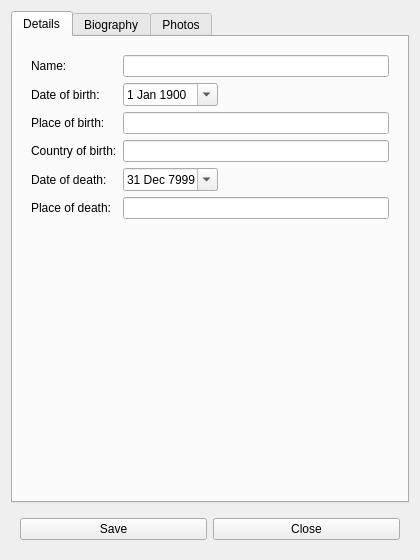
The window that gui/dialogpersondetails.ui (martinvanzijl/genealogy-maker) describes before a commit, drawn with Qt 5.
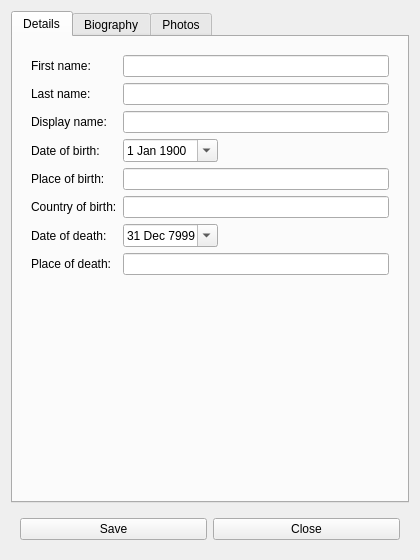
The same window after the commit. The open tabs and pages were chosen to show the change.

Commit message: Use display name, first name and last name (WIP). [Issue #23]

What changed in the file:
```diff
--- a/gui/dialogpersondetails.ui
+++ b/gui/dialogpersondetails.ui
@@ -39,20 +39,20 @@
           <property name="fieldGrowthPolicy">
            <enum>QFormLayout::ExpandingFieldsGrow</enum>
           </property>
-          <item row="0" column="0">
+          <item row="2" column="0">
            <widget class="QLabel" name="labelName">
             <property name="text">
-             <string>Name:</string>
+             <string>Display name:</string>
             </property>
             <property name="buddy">
              <cstring>lineEditName</cstring>
             </property>
            </widget>
           </item>
-          <item row="0" column="1">
+          <item row="2" column="1">
            <widget class="QLineEdit" name="lineEditName"/>
           </item>
-          <item row="1" column="0">
+          <item row="3" column="0">
            <widget class="QLabel" name="labelDateOfBirth">
             <property name="text">
              <string>Date of birth:</string>
@@ -62,7 +62,7 @@
             </property>
            </widget>
           </item>
-          <item row="1" column="1">
+          <item row="3" column="1">
            <widget class="QDateEdit" name="dateEditBirth">
             <property name="autoFillBackground">
              <bool>false</bool>
@@ -79,7 +79,7 @@
             </property>
            </widget>
           </item>
-          <item row="2" column="0">
+          <item row="4" column="0">
            <widget class="QLabel" name="labelPlaceOfBirth">
             <property name="text">
              <string>Place of birth:</string>
@@ -89,10 +89,10 @@
             </property>
            </widget>
           </item>
-          <item row="2" column="1">
+          <item row="4" column="1">
            <widget class="QLineEdit" name="lineEditPlaceOfBirth"/>
           </item>
-          <item row="3" column="0">
+          <item row="5" column="0">
            <widget class="QLabel" name="labelCountryOfBirth">
             <property name="text">
              <string>Country of birth:</string>
@@ -102,7 +102,7 @@
             </property>
            </widget>
           </item>
-          <item row="4" column="0">
+          <item row="6" column="0">
            <widget class="QLabel" name="labelDateOfDeath">
             <property name="text">
              <string>Date of death:</string>
@@ -112,7 +112,7 @@
             </property>
            </widget>
           </item>
-          <item row="4" column="1">
+          <item row="6" column="1">
            <widget class="QDateEdit" name="dateEditDeath">
             <property name="calendarPopup">
              <bool>true</bool>
@@ -126,7 +126,7 @@
             </property>
            </widget>
           </item>
-          <item row="5" column="0">
+          <item row="7" column="0">
            <widget class="QLabel" name="labelPlaceOfDeath">
             <property name="text">
              <string>Place of death:</string>
@@ -136,12 +136,32 @@
             </property>
            </widget>
           </item>
-          <item row="5" column="1">
+          <item row="7" column="1">
            <widget class="QLineEdit" name="lineEditPlaceOfDeath"/>
           </item>
-          <item row="3" column="1">
+          <item row="5" column="1">
            <widget class="QLineEdit" name="lineEditCountryOfBirth"/>
           </item>
+          <item row="0" column="0">
+           <widget class="QLabel" name="labelFirstName">
+            <property name="text">
+             <string>First name:</string>
+            </property>
+           </widget>
+          </item>
+          <item row="0" column="1">
+           <widget class="QLineEdit" name="lineEditFirstName"/>
+          </item>
+          <item row="1" column="0">
+           <widget class="QLabel" name="labelLastName">
+            <property name="text">
+             <string>Last name:</string>
+            </property>
+           </widget>
+          </item>
+          <item row="1" column="1">
+           <widget class="QLineEdit" name="lineEditLastName"/>
+          </item>
          </layout>
         </widget>
        </item>
```
Left out of the diff: 2 changed lines with no effect on the pictures. The commit also changes 8 other files.
